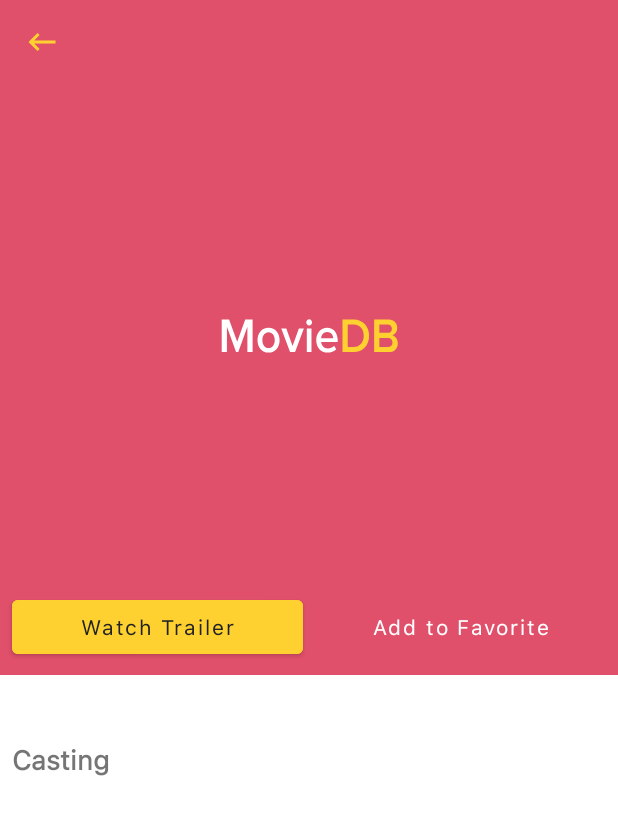
After one commit to bayutp/NBS-Project, an Android app: the DetailActivity screen opened directly, with no data from a screen before it, on a phone screen of 412 x 824 dp. The commit adds this screen. Shown: the top 815 px of the screen. Run offline under Robolectric (Android 15) with nearby library versions, the phone set to English and light mode, and no system bars.

Commit message:
[bayu] - add ui detail

```diff
--- a/test-mobile/nbs-movies/app/src/main/AndroidManifest.xml
+++ b/test-mobile/nbs-movies/app/src/main/AndroidManifest.xml
@@ -9,6 +9,7 @@
         android:roundIcon="@mipmap/ic_launcher_round"
         android:supportsRtl="true"
         android:theme="@style/Theme.MyApplication">
+        <activity android:name=".ui.detail.DetailActivity"/>
         <activity android:name=".ui.MainActivity">
             <intent-filter>
                 <action android:name="android.intent.action.MAIN" />
--- /dev/null
+++ b/test-mobile/nbs-movies/app/src/main/java/com/bayuspace/myapplication/ui/detail/DetailActivity.kt
@@ -0,0 +1,15 @@
+package com.bayuspace.myapplication.ui.detail
+
+import androidx.appcompat.app.AppCompatActivity
+import android.os.Bundle
+import com.bayuspace.myapplication.R
+import com.bayuspace.myapplication.databinding.ActivityDetailBinding
+
+class DetailActivity : AppCompatActivity() {
+    private lateinit var binding: ActivityDetailBinding
+    override fun onCreate(savedInstanceState: Bundle?) {
+        super.onCreate(savedInstanceState)
+        binding = ActivityDetailBinding.inflate(layoutInflater)
+        setContentView(binding.root)
+    }
+}
--- /dev/null
+++ b/test-mobile/nbs-movies/app/src/main/res/drawable/ic_add.xml
@@ -0,0 +1,5 @@
+<vector android:height="24dp" android:tint="#FFD130"
+    android:viewportHeight="24" android:viewportWidth="24"
+    android:width="24dp" xmlns:android="http://schemas.android.com/apk/res/android">
+    <path android:fillColor="@android:color/white" android:pathData="M19,13h-6v6h-2v-6H5v-2h6V5h2v6h6V13z"/>
+</vector>
--- /dev/null
+++ b/test-mobile/nbs-movies/app/src/main/res/drawable/ic_back.xml
@@ -0,0 +1,5 @@
+<vector android:height="24dp" android:tint="#FFD130"
+    android:viewportHeight="24" android:viewportWidth="24"
+    android:width="24dp" xmlns:android="http://schemas.android.com/apk/res/android">
+    <path android:fillColor="@android:color/white" android:pathData="M21,11H6.83l3.58,-3.59L9,6l-6,6 6,6 1.41,-1.41L6.83,13H21z"/>
+</vector>
--- /dev/null
+++ b/test-mobile/nbs-movies/app/src/main/res/drawable/ic_play.xml
@@ -0,0 +1,5 @@
+<vector android:height="24dp" android:tint="@color/colorPrimary"
+    android:viewportHeight="24" android:viewportWidth="24"
+    android:width="24dp" xmlns:android="http://schemas.android.com/apk/res/android">
+    <path android:fillColor="@color/colorPrimary" android:pathData="M8,5v14l11,-7z"/>
+</vector>
--- /dev/null
+++ b/test-mobile/nbs-movies/app/src/main/res/layout/activity_detail.xml
@@ -0,0 +1,133 @@
+<?xml version="1.0" encoding="utf-8"?>
+<ScrollView xmlns:android="http://schemas.android.com/apk/res/android"
+    android:layout_width="match_parent"
+    android:layout_height="match_parent">
+
+    <androidx.constraintlayout.widget.ConstraintLayout xmlns:app="http://schemas.android.com/apk/res-auto"
+        xmlns:tools="http://schemas.android.com/tools"
+        android:layout_width="match_parent"
+        android:layout_height="wrap_content"
+        tools:context=".ui.detail.DetailActivity">
+
+        <androidx.appcompat.widget.Toolbar
+            android:id="@+id/toolbar_detail"
+            android:layout_width="match_parent"
+            android:layout_height="?attr/actionBarSize"
+            android:background="@android:color/transparent"
+            android:elevation="1dp"
+            android:theme="@style/Theme.MaterialComponents.DayNight.DarkActionBar"
+            app:contentInsetStart="0dp"
+            app:layout_constraintTop_toTopOf="parent"
+            app:navigationIcon="@drawable/ic_back" />
+
+        <ImageView
+            android:id="@+id/iv_movie_detail"
+            android:layout_width="match_parent"
+            android:layout_height="450dp"
+            android:background="@color/red"
+            android:scaleType="center"
+            android:src="@drawable/ic_logo"
+            android:contentDescription="@string/app_name"
+            app:layout_constraintTop_toTopOf="parent" />
+
+        <Button
+            android:id="@+id/btn_trailer"
+            android:layout_width="0dp"
+            android:layout_height="wrap_content"
+            android:layout_marginStart="8dp"
+            android:layout_marginEnd="4dp"
+            android:layout_marginBottom="8dp"
+            android:backgroundTint="@color/colorAccent"
+            android:drawableStart="@drawable/ic_play"
+            android:fontFamily="@font/sfpro_regular"
+            android:text="@string/watch_trailer"
+            android:textAllCaps="false"
+            android:textColor="@color/colorPrimary"
+            app:layout_constraintBottom_toBottomOf="@id/iv_movie_detail"
+            app:layout_constraintEnd_toStartOf="@id/btn_favorites"
+            app:layout_constraintHorizontal_chainStyle="packed"
+            app:layout_constraintStart_toStartOf="parent" />
+
+        <Button
+            android:id="@+id/btn_favorites"
+            android:layout_width="0dp"
+            android:layout_height="wrap_content"
+            android:layout_marginStart="4dp"
+            android:layout_marginEnd="8dp"
+            android:layout_marginBottom="8dp"
+            android:backgroundTint="@android:color/transparent"
+            android:drawableStart="@drawable/ic_add"
+            android:fontFamily="@font/sfpro_regular"
+            android:stateListAnimator="@null"
+            android:text="@string/add_to_favorite"
+            android:textAllCaps="false"
+            app:layout_constraintBottom_toBottomOf="@id/iv_movie_detail"
+            app:layout_constraintEnd_toEndOf="parent"
+            app:layout_constraintStart_toEndOf="@id/btn_trailer" />
+
+        <TextView
+            android:id="@+id/tv_title"
+            android:layout_width="wrap_content"
+            android:layout_height="wrap_content"
+            android:fontFamily="@font/sfpro_regular"
+            android:gravity="center_vertical"
+            android:padding="8dp"
+            android:textColor="@color/colorGrey"
+            android:textSize="24sp"
+            android:textStyle="bold"
+            app:layout_constraintBottom_toTopOf="@id/tv_times"
+            app:layout_constraintStart_toStartOf="parent" />
+
+        <TextView
+            android:id="@+id/tv_times"
+            android:layout_width="wrap_content"
+            android:layout_height="wrap_content"
+            android:fontFamily="@font/sfpro_regular"
+            android:padding="8dp"
+            android:textColor="@color/colorGrey"
+            android:textSize="12sp"
+            android:textStyle="bold"
+            app:layout_constraintBottom_toTopOf="@id/tv_category"
+            app:layout_constraintStart_toStartOf="parent" />
+
+        <TextView
+            android:id="@+id/tv_category"
+            android:layout_width="wrap_content"
+            android:layout_height="wrap_content"
+            android:fontFamily="@font/sfpro_regular"
+            android:padding="8dp"
+            android:textColor="@color/colorGrey"
+            android:textSize="12sp"
+            android:textStyle="bold"
+            app:layout_constraintBottom_toTopOf="@id/btn_trailer"
+            app:layout_constraintStart_toStartOf="parent" />
+
+        <TextView
+            android:id="@+id/tv_description"
+            android:layout_width="wrap_content"
+            android:layout_height="wrap_content"
+            android:fontFamily="@font/sfpro_regular"
+            android:padding="8dp"
+            app:layout_constraintStart_toStartOf="parent"
+            app:layout_constraintTop_toBottomOf="@id/iv_movie_detail" />
+
+        <TextView
+            android:id="@+id/tv_casting"
+            android:layout_width="wrap_content"
+            android:layout_height="wrap_content"
+            android:fontFamily="@font/sfpro_regular"
+            android:padding="8dp"
+            android:text="@string/casting"
+            android:textSize="18sp"
+            android:textStyle="bold"
+            app:layout_constraintStart_toStartOf="parent"
+            app:layout_constraintTop_toBottomOf="@id/tv_description" />
+
+        <androidx.recyclerview.widget.RecyclerView
+            android:id="@+id/rv_casting"
+            android:layout_width="match_parent"
+            android:layout_height="wrap_content"
+            app:layout_constraintTop_toBottomOf="@id/tv_casting" />
+
+    </androidx.constraintlayout.widget.ConstraintLayout>
+</ScrollView>
--- a/test-mobile/nbs-movies/app/src/main/res/values/strings.xml
+++ b/test-mobile/nbs-movies/app/src/main/res/values/strings.xml
@@ -9,4 +9,7 @@
     <string name="coming_soon">Coming Soon</string>
     <string name="banner">banner</string>
     <string name="hint">Search</string>
+    <string name="watch_trailer">Watch Trailer</string>
+    <string name="add_to_favorite">Add to Favorite</string>
+    <string name="casting">Casting</string>
 </resources>
```
